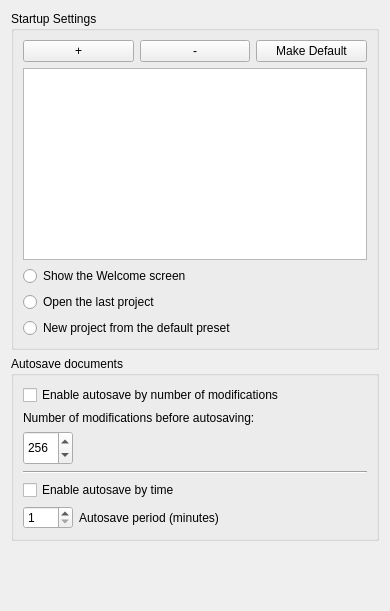
Above: app/ui/filespage.ui from MakiNoAtorie/JustAnimate before the change. Below: the same form after it.
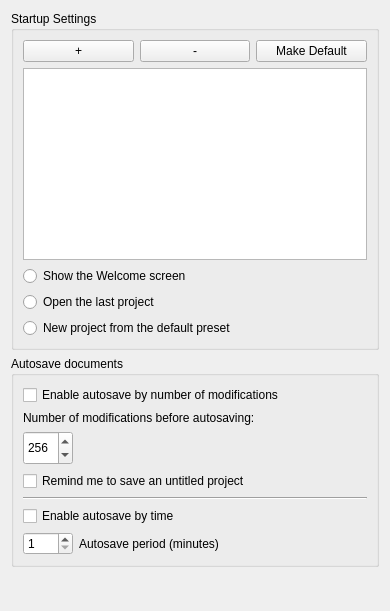
That is the form after the change.

The edit to the form file:
```diff
--- a/app/ui/filespage.ui
+++ b/app/ui/filespage.ui
@@ -133,6 +133,16 @@
         </property>
        </widget>
       </item>
+      <item>
+       <widget class="QCheckBox" name="autosaveReminderCheckBox">
+        <property name="text">
+         <string comment="Preference">Remind me to save an untitled project</string>
+        </property>
+        <property name="toolTip">
+         <string>Shows a notice when autosave by count cannot save a project that has no file yet</string>
+        </property>
+       </widget>
+      </item>
       <item>
        <widget class="Line" name="line">
         <property name="orientation">
```
